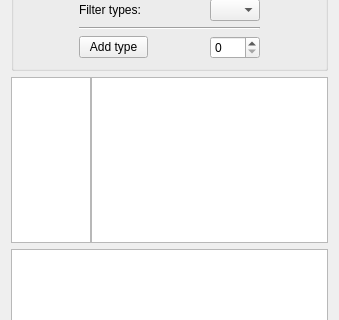
Old version of the form applications/mne_analyze/plugins/annotationmanager/annotationsettingsview.ui in the repository mne-tools/mne-cpp; both pictures show x 0 to 339 and y 134 to 454 of the 339 by 616 pixel window.
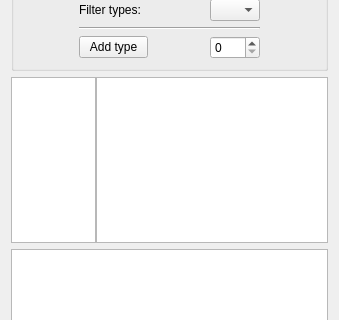
New version of the form.

Patch:
```diff
--- a/applications/mne_analyze/plugins/annotationmanager/annotationsettingsview.ui
+++ b/applications/mne_analyze/plugins/annotationmanager/annotationsettingsview.ui
@@ -241,20 +241,20 @@
       <item>
        <widget class="QListView" name="listView">
         <property name="sizePolicy">
-         <sizepolicy hsizetype="Minimum" vsizetype="Expanding">
+         <sizepolicy hsizetype="MinimumExpanding" vsizetype="Expanding">
           <horstretch>0</horstretch>
           <verstretch>0</verstretch>
          </sizepolicy>
         </property>
         <property name="minimumSize">
          <size>
-          <width>50</width>
+          <width>85</width>
           <height>0</height>
          </size>
         </property>
         <property name="maximumSize">
          <size>
-          <width>80</width>
+          <width>85</width>
           <height>500000</height>
          </size>
         </property>
```
